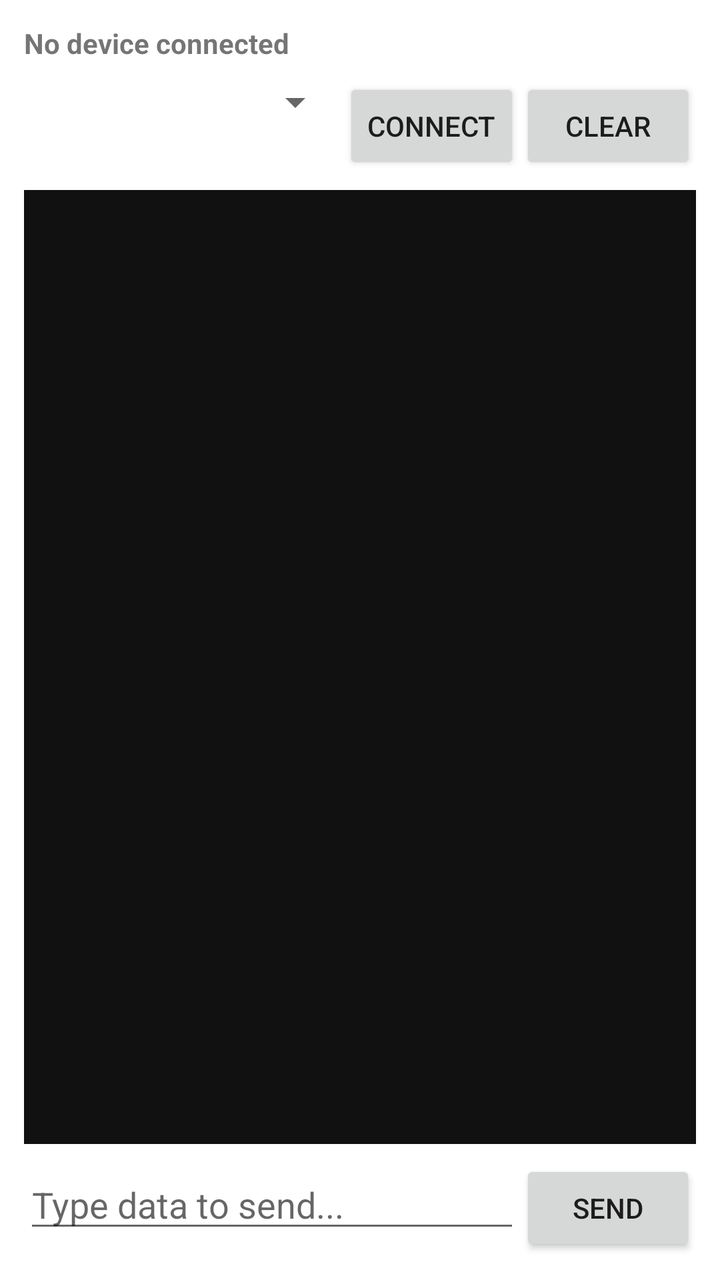
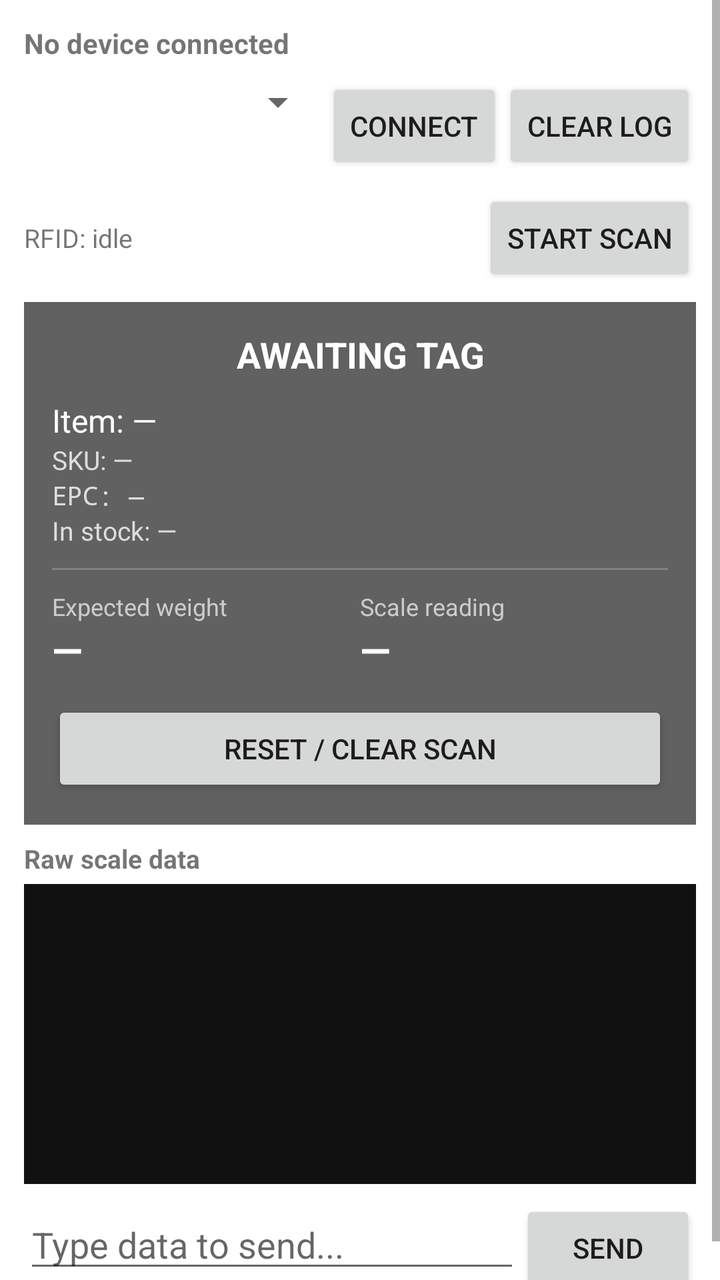

Before-and-after screenshots of an Android layout around one commit, followed by the original layout XML and the change that was made.
<!-- AndroidManifest.xml: application theme Theme.SerialMonitor -->
<!-- res/layout/activity_main.xml -->
<?xml version="1.0" encoding="utf-8"?>
<LinearLayout xmlns:android="http://schemas.android.com/apk/res/android"
    android:layout_width="match_parent"
    android:layout_height="match_parent"
    android:orientation="vertical"
    android:padding="12dp">

    
    <TextView
        android:id="@+id/statusText"
        android:layout_width="match_parent"
        android:layout_height="wrap_content"
        android:text="No device connected"
        android:textSize="14sp"
        android:textStyle="bold"
        android:paddingBottom="8dp" />

    
    <LinearLayout
        android:layout_width="match_parent"
        android:layout_height="wrap_content"
        android:orientation="horizontal"
        android:paddingBottom="8dp">

        <Spinner
            android:id="@+id/baudSpinner"
            android:layout_width="0dp"
            android:layout_height="wrap_content"
            android:layout_weight="1" />

        <Button
            android:id="@+id/connectButton"
            android:layout_width="wrap_content"
            android:layout_height="wrap_content"
            android:text="Connect" />

        <Button
            android:id="@+id/clearButton"
            android:layout_width="wrap_content"
            android:layout_height="wrap_content"
            android:text="Clear" />
    </LinearLayout>

    
    <ScrollView
        android:id="@+id/scrollView"
        android:layout_width="match_parent"
        android:layout_height="0dp"
        android:layout_weight="1"
        android:background="#111111">

        <TextView
            android:id="@+id/dataText"
            android:layout_width="match_parent"
            android:layout_height="wrap_content"
            android:fontFamily="monospace"
            android:textColor="#00FF00"
            android:textSize="13sp"
            android:padding="8dp"
            android:text="" />
    </ScrollView>

    
    <LinearLayout
        android:layout_width="match_parent"
        android:layout_height="wrap_content"
        android:orientation="horizontal"
        android:paddingTop="8dp">

        <EditText
            android:id="@+id/sendEditText"
            android:layout_width="0dp"
            android:layout_height="wrap_content"
            android:layout_weight="1"
            android:hint="Type data to send..." />

        <Button
            android:id="@+id/sendButton"
            android:layout_width="wrap_content"
            android:layout_height="wrap_content"
            android:text="Send" />
    </LinearLayout>

</LinearLayout>
<!-- resources referenced by this layout -->
<resources>
  <style name="Theme.SerialMonitor" parent="Theme.MaterialComponents.DayNight.NoActionBar" />
</resources>

<!-- the commit's change to res/layout/activity_main.xml (unified diff, before → after) -->
@@ -1,7 +1,12 @@
 <?xml version="1.0" encoding="utf-8"?>
-<LinearLayout xmlns:android="http://schemas.android.com/apk/res/android"
+<ScrollView xmlns:android="http://schemas.android.com/apk/res/android"
     android:layout_width="match_parent"
     android:layout_height="match_parent"
+    android:fillViewport="true">
+
+<LinearLayout
+    android:layout_width="match_parent"
+    android:layout_height="wrap_content"
     android:orientation="vertical"
     android:padding="12dp">
 
@@ -15,7 +20,6 @@
         android:textStyle="bold"
         android:paddingBottom="8dp" />
 
-    
     <LinearLayout
         android:layout_width="match_parent"
         android:layout_height="wrap_content"
@@ -38,27 +42,174 @@
             android:id="@+id/clearButton"
             android:layout_width="wrap_content"
             android:layout_height="wrap_content"
-            android:text="Clear" />
-    </LinearLayout>
-
-    
-    <ScrollView
-        android:id="@+id/scrollView"
-        android:layout_width="match_parent"
-        android:layout_height="0dp"
-        android:layout_weight="1"
-        android:background="#111111">
-
-        <TextView
-            android:id="@+id/dataText"
-            android:layout_width="match_parent"
-            android:layout_height="wrap_content"
-            android:fontFamily="monospace"
-            android:textColor="#00FF00"
+            android:text="Clear Log" />
+    </LinearLayout>
+
+    
+    <LinearLayout
+        android:layout_width="match_parent"
+        android:layout_height="wrap_content"
+        android:orientation="horizontal"
+        android:gravity="center_vertical"
+        android:paddingBottom="8dp">
+
+        <TextView
+            android:id="@+id/rfidStatusText"
+            android:layout_width="0dp"
+            android:layout_height="wrap_content"
+            android:layout_weight="1"
+            android:text="RFID: idle"
+            android:textSize="13sp" />
+
+        <Button
+            android:id="@+id/rfidToggleButton"
+            android:layout_width="wrap_content"
+            android:layout_height="wrap_content"
+            android:text="Start Scan" />
+    </LinearLayout>
+
+    
+    <LinearLayout
+        android:id="@+id/verdictCard"
+        android:layout_width="match_parent"
+        android:layout_height="wrap_content"
+        android:orientation="vertical"
+        android:background="@color/status_unknown"
+        android:padding="14dp"
+        android:layout_marginBottom="8dp">
+
+        <TextView
+            android:id="@+id/verdictLabel"
+            android:layout_width="match_parent"
+            android:layout_height="wrap_content"
+            android:text="AWAITING TAG"
+            android:textColor="#FFFFFF"
+            android:textStyle="bold"
+            android:textSize="18sp"
+            android:gravity="center" />
+
+        <TextView
+            android:id="@+id/itemNameText"
+            android:layout_width="match_parent"
+            android:layout_height="wrap_content"
+            android:text="Item: —"
+            android:textColor="#FFFFFF"
+            android:textSize="16sp"
+            android:paddingTop="10dp" />
+
+        <TextView
+            android:id="@+id/skuText"
+            android:layout_width="match_parent"
+            android:layout_height="wrap_content"
+            android:text="SKU: —"
+            android:textColor="#DDDDDD"
+            android:textSize="13sp" />
+
+        <TextView
+            android:id="@+id/epcText"
+            android:layout_width="match_parent"
+            android:layout_height="wrap_content"
+            android:text="EPC: —"
+            android:textColor="#DDDDDD"
             android:textSize="13sp"
-            android:padding="8dp"
-            android:text="" />
-    </ScrollView>
+            android:fontFamily="monospace" />
+
+        <TextView
+            android:id="@+id/stockText"
+            android:layout_width="match_parent"
+            android:layout_height="wrap_content"
+            android:text="In stock: —"
+            android:textColor="#DDDDDD"
+            android:textSize="13sp" />
+
+        <View
+            android:layout_width="match_parent"
+            android:layout_height="1dp"
+            android:background="#33FFFFFF"
+            android:layout_marginTop="10dp"
+            android:layout_marginBottom="10dp" />
+
+        <LinearLayout
+            android:layout_width="match_parent"
+            android:layout_height="wrap_content"
+            android:orientation="horizontal">
+
+            <LinearLayout
+                android:layout_width="0dp"
+                android:layout_height="wrap_content"
+                android:layout_weight="1"
+                android:orientation="vertical">
+
+                <TextView
+                    android:textColor="#CCCCCC"
+                    android:textSize="12sp"
+                    android:text="Expected weight"
+                    android:layout_width="wrap_content"
+                    android:layout_height="wrap_content" />
+
+                <TextView
+                    android:id="@+id/expectedWeightText"
+                    android:layout_width="wrap_content"
+                    android:layout_height="wrap_content"
+                    android:text="—"
+                    android:textColor="#FFFFFF"
+                    android:textStyle="bold"
+                    android:textSize="20sp" />
+            </LinearLayout>
+
+            <LinearLayout
+                android:layout_width="0dp"
+                android:layout_height="wrap_content"
+                android:layout_weight="1"
+                android:orientation="vertical">
+
+                <TextView
+                    android:textColor="#CCCCCC"
+                    android:textSize="12sp"
+                    android:text="Scale reading"
+                    android:layout_width="wrap_content"
+                    android:layout_height="wrap_content" />
+
+                <TextView
+                    android:id="@+id/liveWeightText"
+                    android:layout_width="wrap_content"
+                    android:layout_height="wrap_content"
+                    android:text="—"
+                    android:textColor="#FFFFFF"
+                    android:textStyle="bold"
+                    android:textSize="20sp" />
+            </LinearLayout>
+        </LinearLayout>
+
+        <Button
+            android:id="@+id/resetScanButton"
+            android:layout_width="match_parent"
+            android:layout_height="wrap_content"
+            android:layout_marginTop="12dp"
+            android:text="Reset / Clear Scan" />
+
+    </LinearLayout>
+
+    
+    <TextView
+        android:layout_width="match_parent"
+        android:layout_height="wrap_content"
+        android:text="Raw scale data"
+        android:textStyle="bold"
+        android:textSize="13sp"
+        android:paddingBottom="4dp" />
+
+    <TextView
+        android:id="@+id/dataText"
+        android:layout_width="match_parent"
+        android:layout_height="150dp"
+        android:background="#111111"
+        android:fontFamily="monospace"
+        android:textColor="#00FF00"
+        android:textSize="12sp"
+        android:padding="8dp"
+        android:scrollbars="vertical"
+        android:text="" />
 
     
     <LinearLayout
@@ -82,3 +233,4 @@
     </LinearLayout>
 
 </LinearLayout>
+</ScrollView>
<!-- resource entries referenced after the edit -->
@@ -1,5 +1,6 @@
 <!-- resources referenced by this layout -->
 <resources>
+  <color name="status_unknown">#616161</color>
   <style name="Theme.SerialMonitor" parent="Theme.MaterialComponents.DayNight.NoActionBar" />
 </resources>
 
